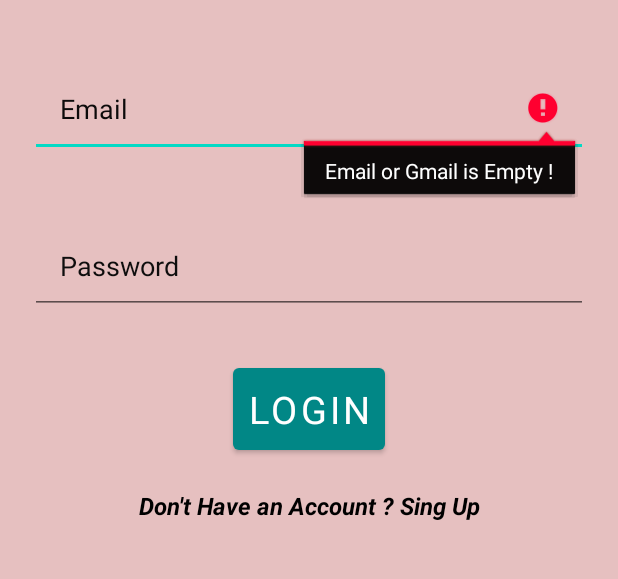
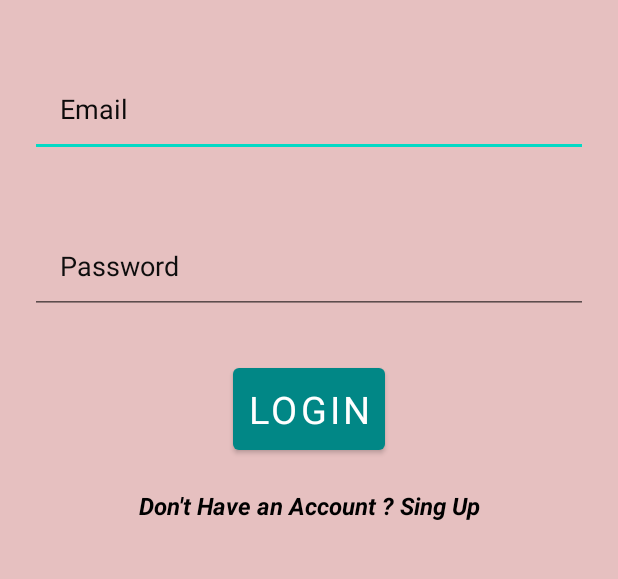
Before and after one commit to Android-Development-To-java/E-Business, an Android app: the screen it shows after launch (LoginActivity), after a tap on "LOGIN", on a phone screen of 412 x 824 dp, the part 496-1075 px from its top. Run offline under Robolectric (Android 15) with nearby library versions, the phone set to English and light mode, and no system bars; Roboto replaces fonts that are not available here.

Commit message:
Merge remote-tracking branch 'origin/PARTHA' into master
# Conflicts:
#	app/src/main/AndroidManifest.xml
#	app/src/main/java/com/example/e_business/utility/ui/LoginActivity.java
#	app/src/main/res/layout/activity_login.xml
#	app/src/main/res/layout/activity_singup.xml

```diff
--- a/app/src/main/java/com/example/e_business/utility/ui/LoginActivity.java
+++ b/app/src/main/java/com/example/e_business/utility/ui/LoginActivity.java
@@ -1,35 +1,20 @@
 package com.example.e_business.utility.ui;
 
-import androidx.annotation.NonNull;
 import androidx.appcompat.app.AppCompatActivity;
 
 import android.content.Intent;
 import android.os.Bundle;
-import android.util.Patterns;
 import android.view.View;
 import android.widget.Button;
 import android.widget.EditText;
-import android.widget.ProgressBar;
 import android.widget.TextView;
-import android.widget.Toast;
 
-import com.example.e_business.MainActivity;
 import com.example.e_business.R;
-import com.google.android.gms.tasks.OnCompleteListener;
-import com.google.android.gms.tasks.Task;
-import com.google.firebase.auth.AuthResult;
-import com.google.firebase.auth.FirebaseAuth;
-
-import org.jetbrains.annotations.NotNull;
 
 public class LoginActivity extends AppCompatActivity implements View.OnClickListener {
-    private EditText emailEditText_login,passwordEditText_login;
-    private Button login_btn;
-    private TextView login_textView;
-
-    private FirebaseAuth mAuth;
-    private ProgressBar progressBar_login;
-
+    private EditText editText1,editText2;
+    private Button button;
+    private TextView textView;
 
     @Override
     protected void onCreate(Bundle savedInstanceState) {
@@ -37,76 +22,30 @@ public class LoginActivity extends AppCompatActivity implements View.OnClickList
         setContentView(R.layout.activity_login);
 
         //-----<<find by id >>------
-        emailEditText_login = findViewById(R.id.email_login);
-        passwordEditText_login = findViewById(R.id.password_login);
-        login_btn = findViewById(R.id.loing_btn);
-        login_textView = findViewById(R.id.txtView_login);
 
+        editText1 = findViewById(R.id.email_singUp);
+        editText2 = findViewById(R.id.password_singUp);
 
-        progressBar_login = findViewById(R.id.progressBar_login);
-        mAuth = FirebaseAuth.getInstance();
+        button = findViewById(R.id.loing_btn);
 
-        login_btn.setOnClickListener(this);
-        login_textView.setOnClickListener(this);
+        textView = findViewById(R.id.loing_btn);
+
+        button.setOnClickListener(this);
+        textView.setOnClickListener(this);
     }
-
 
     @Override
     public void onClick(View v) {
         switch (v.getId()){
+
             case R.id.loing_btn:
-                userLogin();
+
                 break;
-
             case R.id.txtView_login:
                 Intent intent = new Intent(getApplicationContext(),SingUpActivity.class);
-                startActivity(intent);
-                break;
+               startActivity(intent);
         }
-    }
 
-    private void userLogin() {
 
-        String email = emailEditText_login.getText().toString().trim();
-        String password = passwordEditText_login.getText().toString().trim();
-
-        if (email.isEmpty()){
-            emailEditText_login.setError("Email or Gmail is Empty !");
-            emailEditText_login.requestFocus();
-            return;
-        }
-        if (!Patterns.EMAIL_ADDRESS.matcher ( email ).matches ()) {
-            emailEditText_login.setError("EMAIL OR GMAIL NOT MATCH !");
-            emailEditText_login.requestFocus();
-            return;
-        }
-        if (password.isEmpty()){
-            passwordEditText_login.setError("Enter a Password");
-            passwordEditText_login.requestFocus();
-            return;
-        }
-        if (password.length()<5){
-            passwordEditText_login.setError("Minimum Six Character !");
-            passwordEditText_login.requestFocus();
-            return;
-        }
-        progressBar_login.setVisibility(View.VISIBLE);
-        mAuth.createUserWithEmailAndPassword(email,password).addOnCompleteListener(new OnCompleteListener<AuthResult>() {
-            @Override
-            public void onComplete(@NonNull @NotNull Task<AuthResult> task) {
-                progressBar_login.setVisibility(View.GONE);
-                if (task.isSuccessful()){
-                    finish();
-                    Intent intent = new Intent(getApplicationContext(),MainActivity.class);
-                    startActivity(intent);
-                    intent.addFlags(Intent.FLAG_ACTIVITY_CLEAR_TOP);
-                    Toast.makeText(getApplicationContext(),"Login is successful",Toast.LENGTH_SHORT).show();
-                }
-                else {
-                    Toast.makeText(getApplicationContext(),"Login in Not successful",Toast.LENGTH_SHORT).show();
-                }
-
-            }
-        });
     }
 }
```
